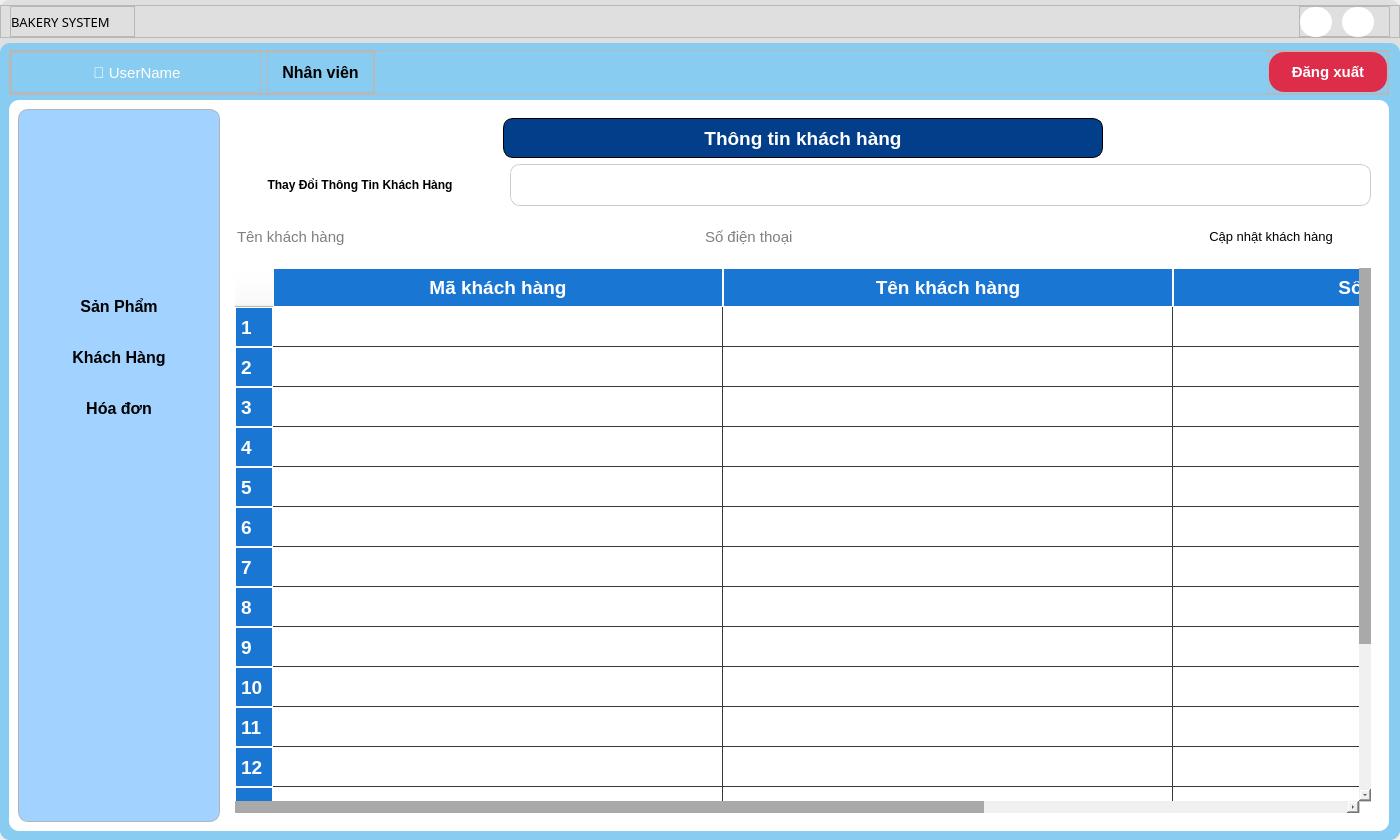
This is UI/forms/employee/employee_main_screen.ui in yuukun123/bakery-management-system as Qt 5 draws it before an edit. The edited form follows.
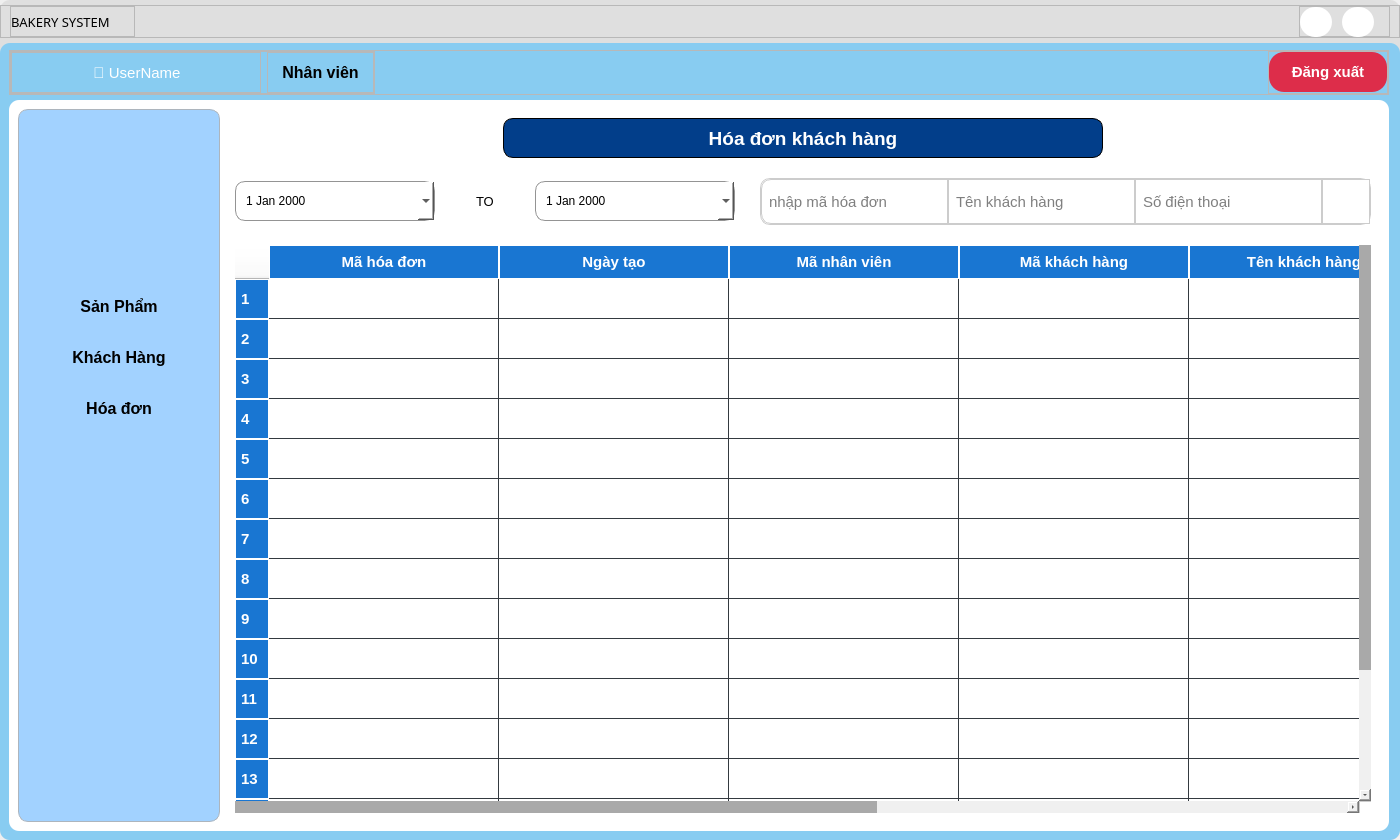
This is the edited form. The open tabs and pages were chosen to show the change. Icons and pictures are not drawn.

```diff
--- a/UI/forms/employee/employee_main_screen.ui
+++ b/UI/forms/employee/employee_main_screen.ui
@@ -4094,6 +4094,9 @@
                </widget>
                <widget class="QWidget" name="invoice_page">
                 <layout class="QVBoxLayout" name="verticalLayout_29">
+                 <property name="spacing">
+                  <number>20</number>
+                 </property>
                  <item>
                   <widget class="QFrame" name="frame_46">
                    <property name="minimumSize">
@@ -4157,7 +4160,7 @@
 color: rgb(255, 255, 255)</string>
                       </property>
                       <property name="text">
-                       <string>Thông tin khách hàng</string>
+                       <string>Hóa đơn khách hàng</string>
                       </property>
                       <property name="alignment">
                        <set>Qt::AlignCenter</set>
@@ -4214,7 +4217,10 @@
                       <property name="frameShadow">
                        <enum>QFrame::Raised</enum>
                       </property>
-                      <layout class="QVBoxLayout" name="verticalLayout_28">
+                      <layout class="QHBoxLayout" name="horizontalLayout_32">
+                       <property name="spacing">
+                        <number>41</number>
+                       </property>
                        <property name="leftMargin">
                         <number>0</number>
                        </property>
@@ -4228,40 +4234,241 @@
                         <number>0</number>
                        </property>
                        <item>
-                        <widget class="QToolButton" name="update_customer_btn_2">
+                        <widget class="QFrame" name="frame_53">
                          <property name="minimumSize">
                           <size>
-                           <width>250</width>
+                           <width>200</width>
                            <height>40</height>
                           </size>
                          </property>
-                         <property name="maximumSize">
+                         <property name="frameShape">
+                          <enum>QFrame::StyledPanel</enum>
+                         </property>
+                         <property name="frameShadow">
+                          <enum>QFrame::Raised</enum>
+                         </property>
+                         <layout class="QVBoxLayout" name="verticalLayout_30">
+                          <property name="leftMargin">
+                           <number>0</number>
+                          </property>
+                          <property name="topMargin">
+                           <number>0</number>
+                          </property>
+                          <property name="rightMargin">
+                           <number>0</number>
+                          </property>
+                          <property name="bottomMargin">
+                           <number>0</number>
+                          </property>
+                          <item>
+                           <widget class="QDateEdit" name="start_day">
+                            <property name="minimumSize">
+                             <size>
+                              <width>0</width>
+                              <height>40</height>
+                             </size>
+                            </property>
+                            <property name="font">
+                             <font>
+                              <family>MS Shell Dlg 2</family>
+                              <pointsize>9</pointsize>
+                              <weight>9</weight>
+                              <italic>false</italic>
+                              <bold>false</bold>
+                             </font>
+                            </property>
+                            <property name="styleSheet">
+                             <string notr="true">#start_day {
+	padding: 0 8px;
+	border: 1px solid rgb(148, 148, 148);
+	font: 75 9pt &quot;MS Shell Dlg 2&quot;;
+	background-color: white;
+}
+
+/* Mặc định chữ đen */
+#start_day QLineEdit {
+	color: rgb(0, 0, 0);
+	background: transparent;
+	border: none;
+}
+
+/* Khi QDateEdit hover thì đổi chữ thành trắng */
+#start_day:hover QLineEdit {
+	color: rgb(255, 255, 255);
+}
+
+/* Khi QDateEdit được focus hoặc click */
+#start_day:hover QLineEdit,
+#start_day:pressed QLineEdit {
+	color: rgb(255, 255, 255);
+}
+
+/* Đổi nền khi hover/focus */
+#start_day:hover,
+#start_day:pressed {
+	background-color: rgb(167, 167, 167);
+}
+
+/* Nút dropdown */
+#start_day::drop-down {
+    subcontrol-origin: border;
+    subcontrol-position: bottom right;
+    width: 35px;
+    border: none;
+    background-color: #80ed99 ;
+    image: url(:/UI/icons/chevron-down.svg);
+}
+</string>
+                            </property>
+                            <property name="calendarPopup">
+                             <bool>true</bool>
+                            </property>
+                           </widget>
+                          </item>
+                         </layout>
+                        </widget>
+                       </item>
+                       <item>
+                        <widget class="QFrame" name="frame_54">
+                         <property name="minimumSize">
                           <size>
-                           <width>250</width>
+                           <width>0</width>
                            <height>40</height>
                           </size>
                          </property>
-                         <property name="font">
-                          <font>
-                           <pointsize>9</pointsize>
-                           <weight>75</weight>
-                           <bold>true</bold>
-                          </font>
+                         <property name="frameShape">
+                          <enum>QFrame::StyledPanel</enum>
                          </property>
-                         <property name="styleSheet">
-                          <string notr="true">#update_customer_btn{
-background-color: #e09f3e;
-color: rgb(255, 255, 255);
-border-radius: 10px;
-}
-
-#update_customer_btn:hover{
-background-color: #495057;
-}</string>
+                         <property name="frameShadow">
+                          <enum>QFrame::Raised</enum>
                          </property>
-                         <property name="text">
-                          <string>Thay Đổi Thông Tin Khách Hàng</string>
+                         <layout class="QVBoxLayout" name="verticalLayout_31">
+                          <property name="leftMargin">
+                           <number>0</number>
+                          </property>
+                          <property name="topMargin">
+                           <number>0</number>
+                          </property>
+                          <property name="rightMargin">
+                           <number>0</number>
+                          </property>
+                          <property name="bottomMargin">
+                           <number>0</number>
+                          </property>
+                          <item>
+                           <widget class="QLabel" name="label_13">
+                            <property name="font">
+                             <font>
+                              <pointsize>10</pointsize>
+                             </font>
+                            </property>
+                            <property name="text">
+                             <string>TO</string>
+                            </property>
+                           </widget>
+                          </item>
+                         </layout>
+                        </widget>
+                       </item>
+                       <item>
+                        <widget class="QFrame" name="frame_52">
+                         <property name="minimumSize">
+                          <size>
+                           <width>0</width>
+                           <height>40</height>
+                          </size>
                          </property>
+                         <property name="frameShape">
+                          <enum>QFrame::StyledPanel</enum>
+                         </property>
+                         <property name="frameShadow">
+                          <enum>QFrame::Raised</enum>
+                         </property>
+                         <layout class="QVBoxLayout" name="verticalLayout_28">
+                          <property name="leftMargin">
+                           <number>0</number>
+                          </property>
+                          <property name="topMargin">
+                           <number>0</number>
+                          </property>
+                          <property name="rightMargin">
+                           <number>0</number>
+                          </property>
+                          <property name="bottomMargin">
+                           <number>0</number>
+                          </property>
+                          <item>
+                           <widget class="QDateEdit" name="end_day">
+                            <property name="minimumSize">
+                             <size>
+                              <width>200</width>
+                              <height>40</height>
+                             </size>
+                            </property>
+                            <property name="font">
+                             <font>
+                              <family>MS Shell Dlg 2</family>
+                              <pointsize>9</pointsize>
+                              <weight>9</weight>
+                              <italic>false</italic>
+                              <bold>false</bold>
+                             </font>
+                            </property>
+                            <property name="styleSheet">
+                             <string notr="true">#end_day {
+	padding: 0 8px;
+	border: 1px solid rgb(148, 148, 148);
+	font: 75 9pt &quot;MS Shell Dlg 2&quot;;
+	background-color: white;
+}
+
+/* Mặc định chữ đen */
+#end_day QLineEdit {
+	color: rgb(0, 0, 0);
+	background: transparent;
+	border: none;
+}
+
+/* Khi QDateEdit hover thì đổi chữ thành trắng */
+#end_day:hover QLineEdit {
+	color: rgb(255, 255, 255);
+}
+
+/* Khi QDateEdit được focus hoặc click */
+#end_day:hover QLineEdit,
+#end_day:pressed QLineEdit {
+	color: rgb(255, 255, 255);
+}
+
+/* Đổi nền khi hover/focus */
+#end_day:hover,
+#end_day:pressed {
+	background-color: rgb(167, 167, 167);
+}
+
+/* Nút dropdown */
+#end_day::drop-down {
+    subcontrol-origin: border;
+    subcontrol-position: bottom right;
+    width: 35px;
+    border: none;
+    background-color: #80ed99 ;
+    image: url(:/UI/icons/chevron-down.svg);
+}
+</string>
+                            </property>
+                            <property name="wrapping">
+                             <bool>false</bool>
+                            </property>
+                            <property name="showGroupSeparator" stdset="0">
+                             <bool>false</bool>
+                            </property>
+                            <property name="calendarPopup">
+                             <bool>true</bool>
+                            </property>
+                           </widget>
+                          </item>
+                         </layout>
                         </widget>
                        </item>
                       </layout>
@@ -4280,6 +4487,9 @@
                        <enum>QFrame::Raised</enum>
                       </property>
                       <layout class="QHBoxLayout" name="horizontalLayout_30">
+                       <property name="spacing">
+                        <number>0</number>
+                       </property>
                        <property name="leftMargin">
                         <number>0</number>
                        </property>
@@ -4287,7 +4497,7 @@
                         <number>0</number>
                        </property>
                        <property name="rightMargin">
-                        <number>11</number>
+                        <number>0</number>
                        </property>
                        <property name="bottomMargin">
                         <number>0</number>
@@ -4297,44 +4507,139 @@
                          <property name="minimumSize">
                           <size>
                            <width>0</width>
-                           <height>40</height>
+                           <height>45</height>
                           </size>
                          </property>
                          <property name="maximumSize">
                           <size>
                            <width>16777215</width>
-                           <height>40</height>
+                           <height>45</height>
                           </size>
                          </property>
                          <property name="font">
                           <font>
-                           <pointsize>9</pointsize>
+                           <pointsize>11</pointsize>
                           </font>
                          </property>
                          <property name="styleSheet">
                           <string notr="true">padding: 5 5px;
-border: none;</string>
+boder-right: 1px solid #ccc;
+border-top-right-radius: none;
+border-bottom-right-radius: none;</string>
                          </property>
+                         <property name="placeholderText">
+                          <string>nhập mã hóa đơn</string>
+                         </property>
                         </widget>
                        </item>
                        <item>
-                        <widget class="QPushButton" name="search_customer_btn_3">
+                        <widget class="QLineEdit" name="search_with_name">
+                         <property name="minimumSize">
+                          <size>
+                           <width>0</width>
+                           <height>45</height>
+                          </size>
+                         </property>
+                         <property name="maximumSize">
+                          <size>
+                           <width>16777215</width>
+                           <height>45</height>
+                          </size>
+                         </property>
+                         <property name="font">
+                          <font>
+                           <pointsize>11</pointsize>
+                          </font>
+                         </property>
                          <property name="styleSheet">
-                          <string notr="true">border: none;</string>
+                          <string notr="true">#search_with_name{
+border: 1px solid #ccc;
+border-radius: 0px;
+padding: 5 5px;
+}</string>
                          </property>
-                         <property name="text">
-                          <string/>
+                         <property name="placeholderText">
+                          <string>Tên khách hàng</string>
                          </property>
-                         <property name="icon">
-                          <iconset resource="../../../resources/resources.qrc">
-                           <normaloff>:/UI/icons/search.svg</normaloff>:/UI/icons/search.svg</iconset>
+                        </widget>
+                       </item>
+                       <item>
+                        <widget class="QLineEdit" name="search_with_phone">
+                         <property name="minimumSize">
+                          <size>
+                           <width>0</width>
+                           <height>45</height>
+                          </size>
                          </property>
-                         <property name="iconSize">
+                         <property name="maximumSize">
                           <size>
-                           <width>26</width>
-                           <height>26</height>
+                           <width>16777215</width>
+                           <height>45</height>
                           </size>
                          </property>
+                         <property name="font">
+                          <font>
+                           <pointsize>11</pointsize>
+                          </font>
+                         </property>
+                         <property name="styleSheet">
+                          <string notr="true">#search_with_phone{
+border: 1px solid #ccc;
+border-radius: 0px;
+padding: 5 5px;
+}</string>
+                         </property>
+                         <property name="placeholderText">
+                          <string>Số điện thoại</string>
+                         </property>
+                        </widget>
+                       </item>
+                       <item>
+                        <widget class="QFrame" name="frame_55">
+                         <property name="styleSheet">
+                          <string notr="true">border-top-left-radius: none;
+border-bottom-left-radius: none;</string>
+                         </property>
+                         <property name="frameShape">
+                          <enum>QFrame::StyledPanel</enum>
+                         </property>
+                         <property name="frameShadow">
+                          <enum>QFrame::Raised</enum>
+                         </property>
+                         <layout class="QVBoxLayout" name="verticalLayout_32">
+                          <property name="leftMargin">
+                           <number>7</number>
+                          </property>
+                          <property name="topMargin">
+                           <number>0</number>
+                          </property>
+                          <property name="rightMargin">
+                           <number>7</number>
+                          </property>
+                          <property name="bottomMargin">
+                           <number>0</number>
+                          </property>
+                          <item>
+                           <widget class="QPushButton" name="search_invoice_btn">
+                            <property name="styleSheet">
+                             <string notr="true">border: none;</string>
+                            </property>
+                            <property name="text">
+                             <string/>
+                            </property>
+                            <property name="icon">
+                             <iconset resource="../../../resources/resources.qrc">
+                              <normaloff>:/UI/icons/search.svg</normaloff>:/UI/icons/search.svg</iconset>
+                            </property>
+                            <property name="iconSize">
+                             <size>
+                              <width>30</width>
+                              <height>30</height>
+                             </size>
+                            </property>
+                           </widget>
+                          </item>
+                         </layout>
                         </widget>
                        </item>
                       </layout>
@@ -4343,145 +4648,6 @@
                    </layout>
                   </widget>
                  </item>
-                 <item>
-                  <widget class="QFrame" name="contain_customer_3">
-                   <property name="minimumSize">
-                    <size>
-                     <width>0</width>
-                     <height>50</height>
-                    </size>
-                   </property>
-                   <property name="maximumSize">
-                    <size>
-                     <width>16777215</width>
-                     <height>50</height>
-                    </size>
-                   </property>
-                   <property name="styleSheet">
-                    <string notr="true">border: 0px solid #ccc;</string>
-                   </property>
-                   <property name="frameShape">
-                    <enum>QFrame::StyledPanel</enum>
-                   </property>
-                   <property name="frameShadow">
-                    <enum>QFrame::Raised</enum>
-                   </property>
-                   <layout class="QHBoxLayout" name="horizontalLayout_26">
-                    <property name="spacing">
-                     <number>12</number>
-                    </property>
-                    <property name="leftMargin">
-                     <number>0</number>
-                    </property>
-                    <property name="topMargin">
-                     <number>0</number>
-                    </property>
-                    <property name="rightMargin">
-                     <number>0</number>
-                    </property>
-                    <property name="bottomMargin">
-                     <number>0</number>
-                    </property>
-                    <item>
-                     <widget class="QLineEdit" name="update_customer_name_2">
-                      <property name="minimumSize">
-                       <size>
-                        <width>0</width>
-                        <height>45</height>
-                       </size>
-                      </property>
-                      <property name="maximumSize">
-                       <size>
-                        <width>16777215</width>
-                        <height>45</height>
-                       </size>
-                      </property>
-                      <property name="font">
-                       <font>
-                        <pointsize>11</pointsize>
-                       </font>
-                      </property>
-                      <property name="styleSheet">
-                       <string notr="true">#update_customer_name{
-border: 1px solid #ccc;
-border-radius: 10px;
-padding: 5 5px;
-}</string>
-                      </property>
-                      <property name="placeholderText">
-                       <string>Tên khách hàng</string>
-                      </property>
-                     </widget>
-                    </item>
-                    <item>
-                     <widget class="QLineEdit" name="update_customer_phone_2">
-                      <property name="minimumSize">
-                       <size>
-                        <width>0</width>
-                        <height>45</height>
-                       </size>
-                      </property>
-                      <property name="maximumSize">
-                       <size>
-                        <width>16777215</width>
-                        <height>45</height>
-                       </size>
-                      </property>
-                      <property name="font">
-                       <font>
-                        <pointsize>11</pointsize>
-                       </font>
-                      </property>
-                      <property name="styleSheet">
-                       <string notr="true">#update_customer_phone{
-border: 1px solid #ccc;
-border-radius: 10px;
-padding: 5 5px;
-}</string>
-                      </property>
-                      <property name="placeholderText">
-                       <string>Số điện thoại</string>
-                      </property>
-                     </widget>
-                    </item>
-                    <item>
-                     <widget class="QPushButton" name="update_customer_2">
-                      <property name="minimumSize">
-                       <size>
-                        <width>200</width>
-                        <height>45</height>
-                       </size>
-                      </property>
-                      <property name="maximumSize">
-                       <size>
-                        <width>200</width>
-                        <height>45</height>
-                       </size>
-                      </property>
-                      <property name="font">
-                       <font>
-                        <pointsize>10</pointsize>
-                       </font>
-                      </property>
-                      <property name="styleSheet">
-                       <string notr="true">#update_customer{
-background-color: #6a994e;
-color: #ffffff;
-border-radius: 10px;
-}
-
-#update_customer:hover{
-background-color: #3a5a40;
-}</string>
-                      </property>
-                      <property name="text">
-                       <string>Cập nhật khách hàng</string>
-                      </property>
-                     </widget>
-                    </item>
-                   </layout>
-                  </widget>
-                 </item>
                  <item>
                   <widget class="QFrame" name="frame_47">
                    <property name="styleSheet">
@@ -4513,7 +4679,7 @@
     background-color: #1976d2;
     font-weight: bold;
 	color: rgb(255, 255, 255);
-	font-size: 19px;
+	font-size: 15px;
 	padding: 5px;
 	border: 1px solid rgb(255, 255, 255)
 }
@@ -4562,7 +4728,7 @@
                        <number>17</number>
                       </property>
                       <attribute name="horizontalHeaderDefaultSectionSize">
-                       <number>450</number>
+                       <number>230</number>
                       </attribute>
                       <attribute name="horizontalHeaderMinimumSectionSize">
                        <number>50</number>
@@ -4590,6 +4756,21 @@
                       <row/>
                       <row/>
                       <row/>
+                      <column>
+                       <property name="text">
+                        <string>Mã hóa đơn</string>
+                       </property>
+                      </column>
+                      <column>
+                       <property name="text">
+                        <string>Ngày tạo</string>
+                       </property>
+                      </column>
+                      <column>
+                       <property name="text">
+                        <string>Mã nhân viên</string>
+                       </property>
+                      </column>
                       <column>
                        <property name="text">
                         <string>Mã khách hàng</string>
@@ -4605,13 +4786,18 @@
                         <string>Số điện thoại</string>
                        </property>
                       </column>
+                      <column>
+                       <property name="text">
+                        <string>Tổng giá tiền</string>
+                       </property>
+                      </column>
                       <item row="0" column="0">
                        <property name="text">
                         <string/>
                        </property>
                        <property name="font">
                         <font>
-                         <pointsize>14</pointsize>
+                         <pointsize>12</pointsize>
                         </font>
                        </property>
                        <property name="textAlignment">
```
Left out of the diff: 23 changed lines with no effect on the pictures.
